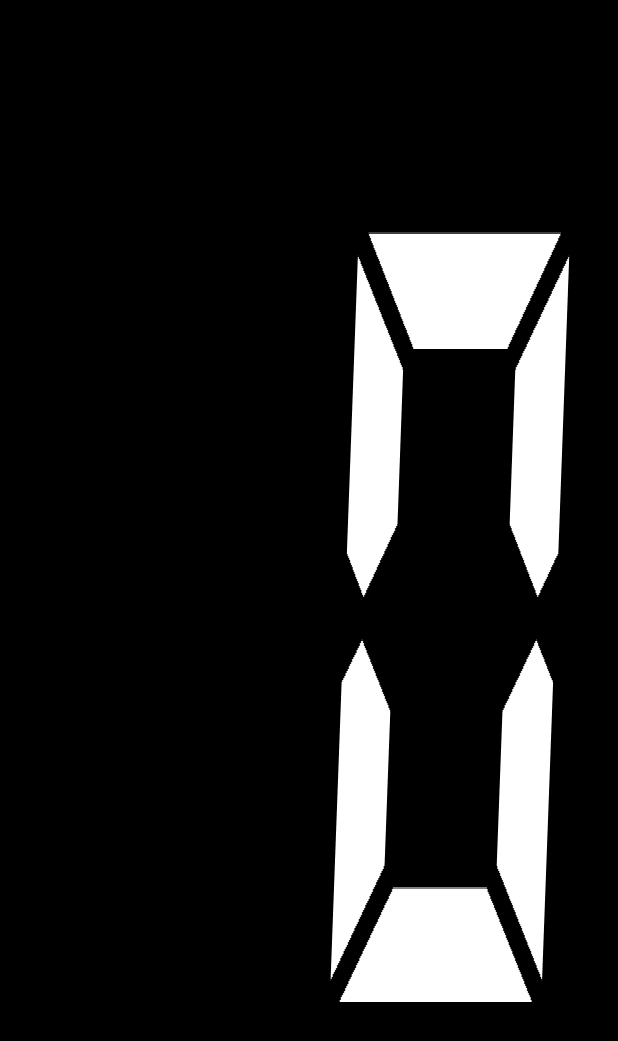
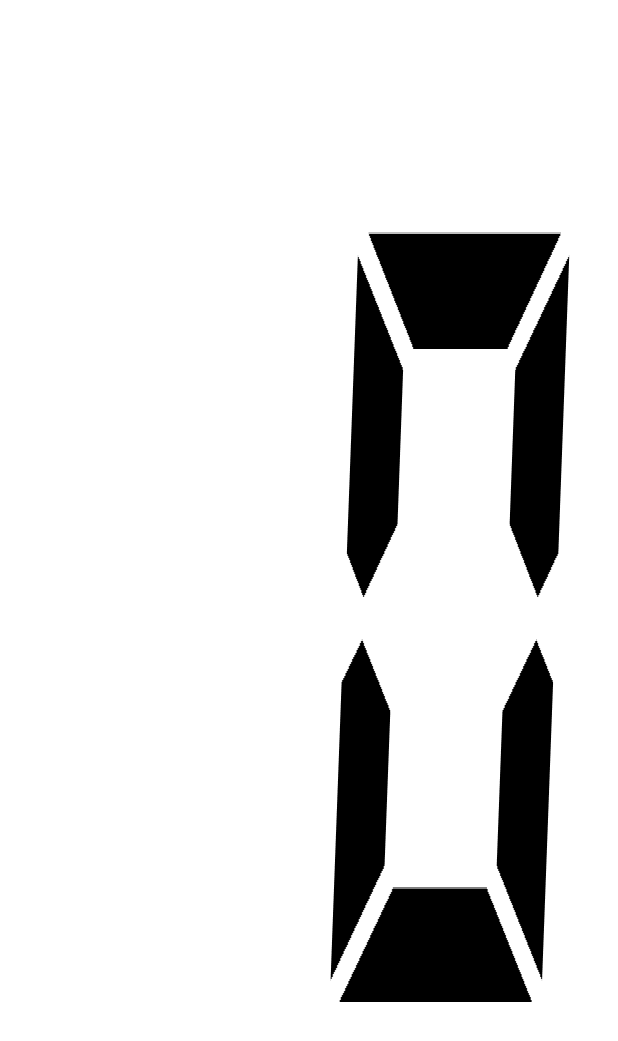
Before and after one commit to sek/ScoreDisplay, an Android app: the screen it shows after launch (MainActivity), on a phone screen of 412 x 824 dp. Shown: the top 1041 px of the screen. Run offline under Robolectric (Android 15) with nearby library versions, the phone set to English and light mode, and no system bars.

Commit message:
switch to black text on white background (definitely more readable)
- add a shared debug.keystore to facilitate easily deploying on top of an app installed from another system

```diff
--- a/app/src/main/res/layout/main.xml
+++ b/app/src/main/res/layout/main.xml
@@ -1,7 +1,7 @@
 <RelativeLayout xmlns:android="http://schemas.android.com/apk/res/android"
                 android:layout_width="match_parent"
                 android:layout_height="match_parent"
-                android:background="#000000"
+                android:background="@color/background"
                 android:gravity="center">
 
     <LinearLayout
@@ -18,7 +18,7 @@
             android:gravity="center_vertical"
             android:scaleY="@dimen/score_y_scale"
             android:text=""
-            android:textColor="#FFFFFF"
+            android:textColor="@color/score"
             android:textSize="@dimen/score_font_size"/>
 
         <TextView
@@ -29,7 +29,7 @@
             android:gravity="center_vertical"
             android:scaleY="@dimen/score_y_scale"
             android:text="0"
-            android:textColor="#FFFFFF"
+            android:textColor="@color/score"
             android:textSize="@dimen/score_font_size"/>
     </LinearLayout>
 
--- /dev/null
+++ b/app/src/main/res/values/colors.xml
@@ -0,0 +1,5 @@
+<?xml version="1.0" encoding="utf-8"?>
+<resources>
+    <color name="background">#FFFFFF</color>
+    <color name="score">#000000</color>
+</resources>
```
Also changed, not shown: 2 other files.
